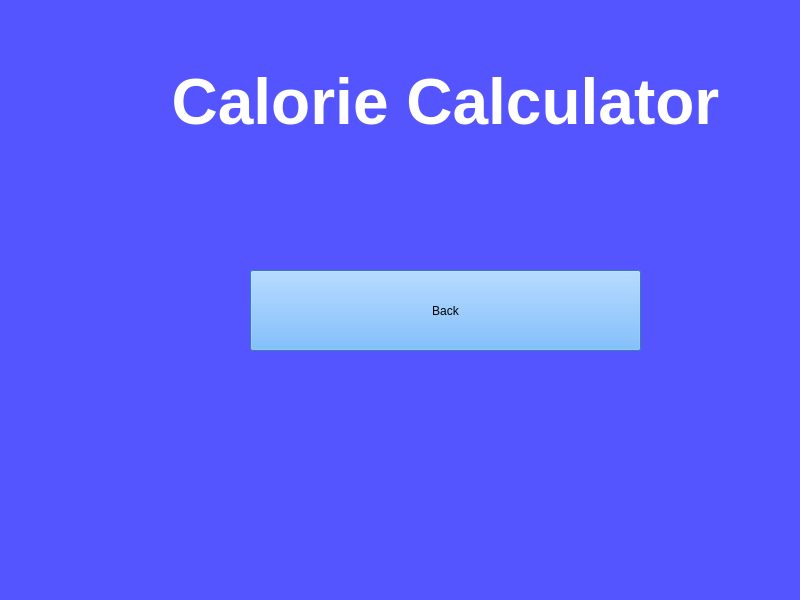
Above: mainwindow.ui from Myrickbr/calTrac_2.0 before the change. Below: the same form after it.
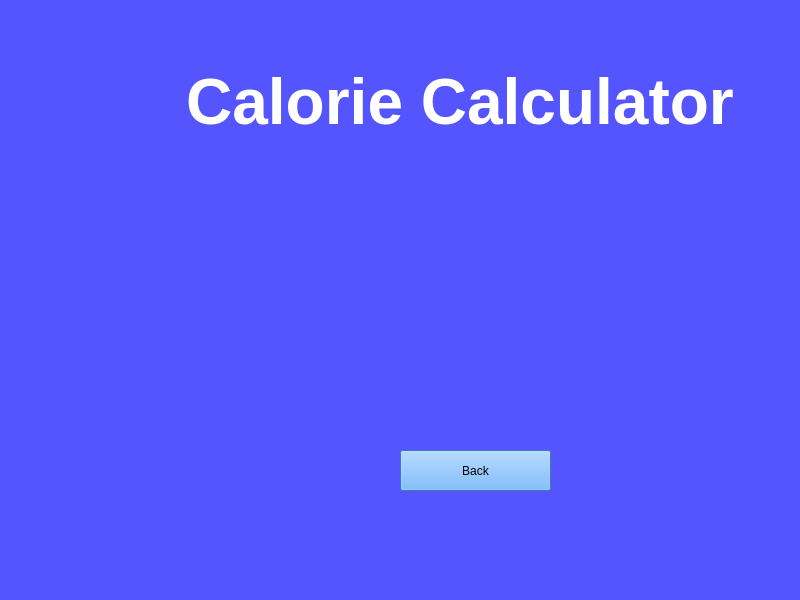
That is the form after the change. The open tabs and pages were chosen to show the change.

Commit message: Clean up header qmake issues

```diff
--- a/mainwindow.ui
+++ b/mainwindow.ui
@@ -158,9 +158,9 @@
      <widget class="QLabel" name="calculator_Label">
       <property name="geometry">
        <rect>
-        <x>190</x>
+        <x>200</x>
         <y>80</y>
-        <width>591</width>
+        <width>600</width>
         <height>121</height>
        </rect>
       </property>
@@ -171,10 +171,10 @@
      <widget class="QPushButton" name="back_Button_Calculator">
       <property name="geometry">
        <rect>
-        <x>290</x>
-        <y>300</y>
-        <width>391</width>
-        <height>81</height>
+        <x>440</x>
+        <y>480</y>
+        <width>151</width>
+        <height>41</height>
        </rect>
       </property>
       <property name="styleSheet">
```
The commit also changes 1 other file.
